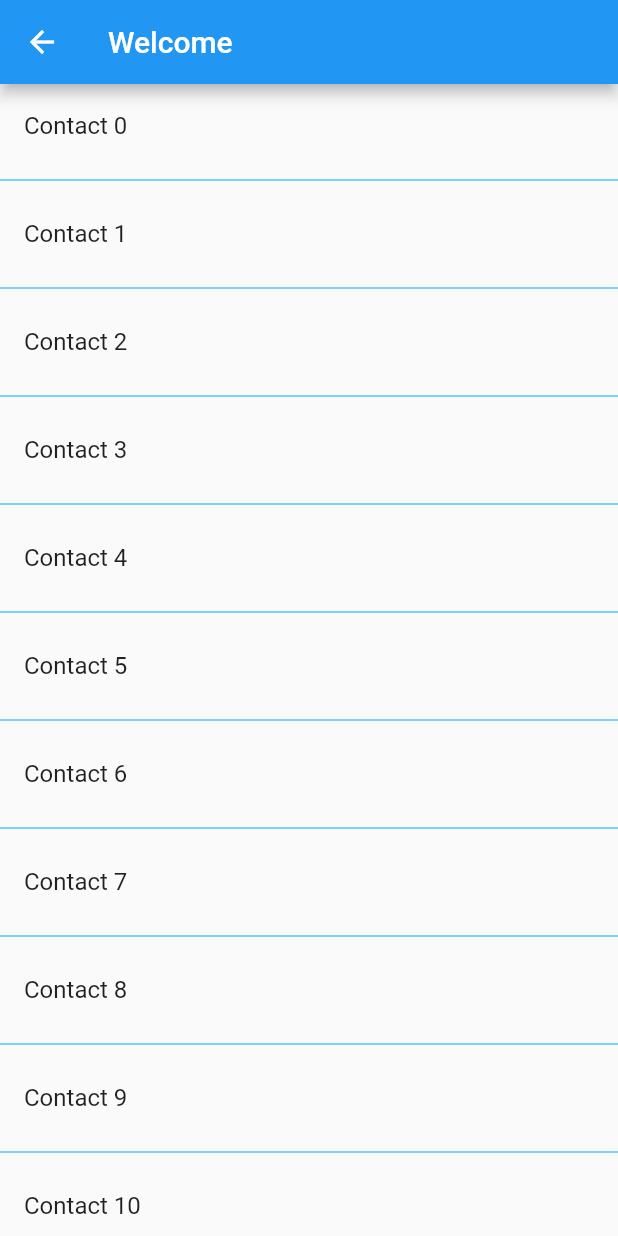
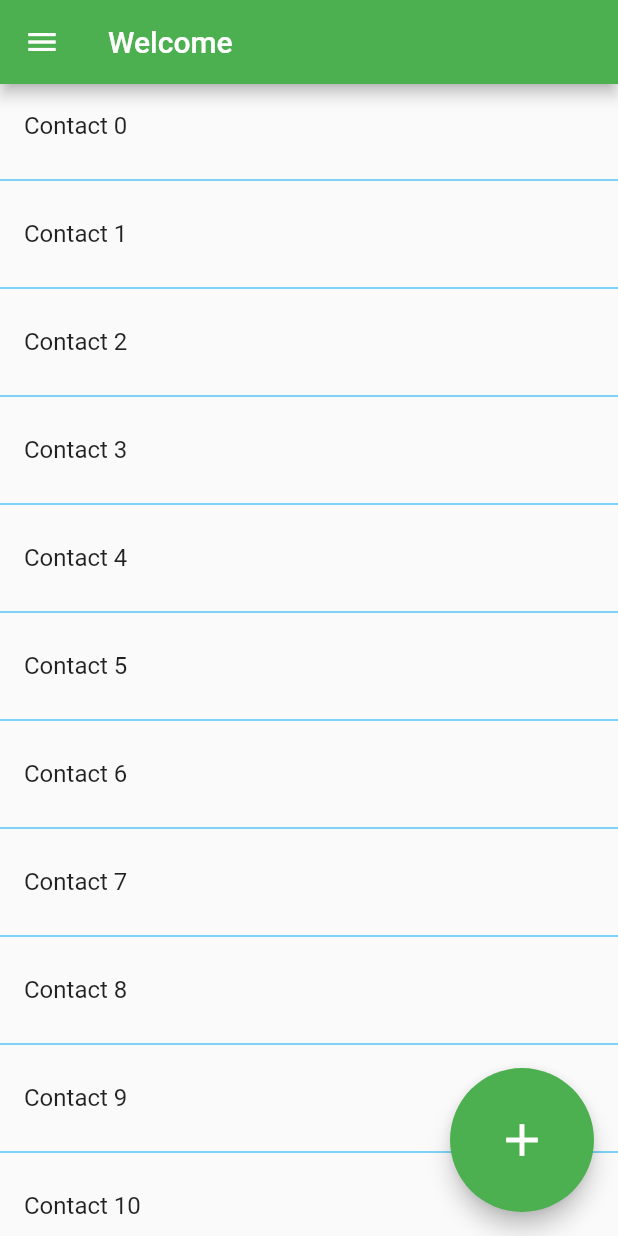
Before and after one commit to Ajmalyousufz/flutter_challange_task1, a Flutter app: the InnerPage screen opened directly, on a phone screen of 412 x 824 dp. Run offline on Flutter 3.47's test engine with Material 2 defaults, Android fonts, the phone set to English and light mode, and no system bars; our stand-ins replace shared_preferences; accounts and stored records are empty.

Commit message:
floating actionbutton added sign out button in drawer created one time sign in created

```diff
--- a/lib/inner_page.dart
+++ b/lib/inner_page.dart
@@ -1,12 +1,30 @@
 import 'package:flutter/material.dart';
 import 'package:flutter_sharepreferences/contact.dart';
+import 'package:flutter_sharepreferences/sign_page.dart';
 
 class InnerPage extends StatelessWidget {
   const InnerPage({Key? key}) : super(key: key);
-
   @override
   Widget build(BuildContext context) {
     return Scaffold(
+      drawer: Drawer(
+        child: ListView(
+          children: [
+            DrawerHeader(
+                child: Title(color: Colors.white, child: Text("CrossRoads"))),
+            ListTile(
+              title: Text("Sign out"),
+              onTap: () {
+                Navigator.of(context).push(MaterialPageRoute(builder: (ctx) {
+                  return signPage(
+                    singout: true,
+                  );
+                }));
+              },
+            )
+          ],
+        ),
+      ),
       appBar: AppBar(
         title: Text("Welcome"),
       ),
@@ -29,6 +47,10 @@
                 );
               },
               itemCount: 30)),
+      floatingActionButton: FloatingActionButton.large(
+        onPressed: () {},
+        child: Icon(Icons.add),
+      ),
     );
   }
 }
```
Also changed, not shown: lib/main.dart (+9 -3 lines), lib/sign_page.dart (+10 -2 lines), pubspec.yaml (+1 -6 lines), pubspec.lock.
